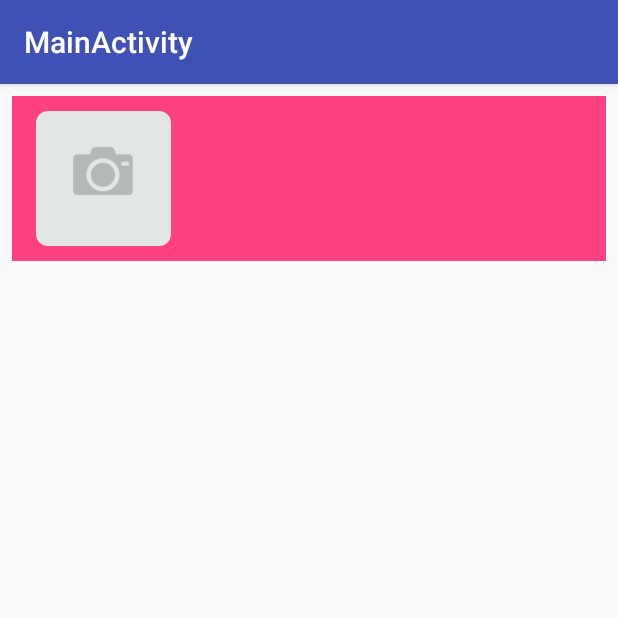
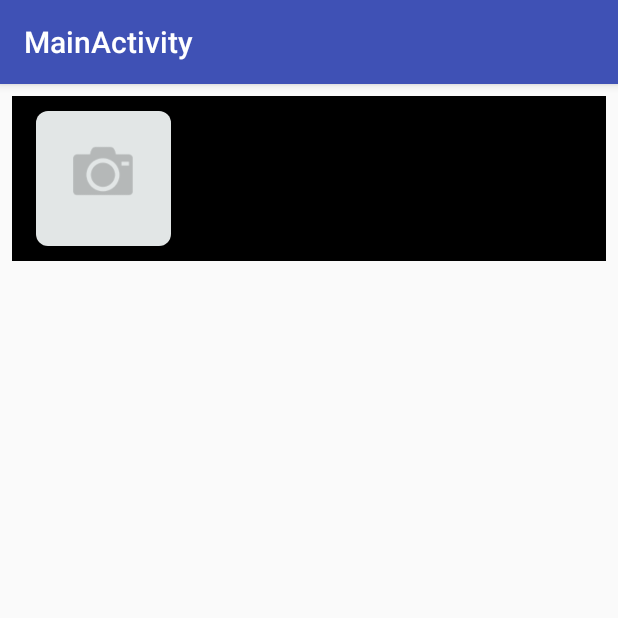
Before and after one commit to johnrevelator/ImagePickerView, an Android app: the screen it shows after launch (MainActivity), on a phone screen of 412 x 824 dp, the top half of it. Run offline under Robolectric (Android 15) with nearby library versions, the phone set to English and light mode, and no system bars; libraries missing offline, so code that uses them is left out: com.mlsdev.rximagepicker.

Commit message:
fix ne resize rv

```diff
--- a/imagepickerview/src/main/java/ru/vvdev/imagepickerview/ImageChooseLayout.kt
+++ b/imagepickerview/src/main/java/ru/vvdev/imagepickerview/ImageChooseLayout.kt
@@ -45,6 +45,7 @@ class ImageChooseLayout(context: Context, attrs: AttributeSet?) : LinearLayout(c
     }
 
 
+    @SuppressLint("Recycle", "CustomViewStyleable")
     private fun init(attrs: AttributeSet?) {
 
         val inflater = context
@@ -60,7 +61,7 @@ class ImageChooseLayout(context: Context, attrs: AttributeSet?) : LinearLayout(c
         imageRv.itemAnimator = null
         imageRv.isNestedScrollingEnabled = false
 
-        imageRv.setHasFixedSize(true)
+        imageRv.setHasFixedSize(false)
 
         val arr = context.obtainStyledAttributes(attrs, R.styleable.imgPickr)
         close = arr.getColor(R.styleable.imgPickr_close_btn_color, resources.getColor(R.color.colorPrimary))
--- a/imagepickerview/src/main/res/layout/content_main.xml
+++ b/imagepickerview/src/main/res/layout/content_main.xml
@@ -1,11 +1,9 @@
 <?xml version="1.0" encoding="utf-8"?>
 <android.support.constraint.ConstraintLayout xmlns:android="http://schemas.android.com/apk/res/android"
     xmlns:app="http://schemas.android.com/apk/res-auto"
-    xmlns:tools="http://schemas.android.com/tools"
     android:layout_width="match_parent"
     android:layout_height="match_parent"
-    app:layout_behavior="@string/appbar_scrolling_view_behavior"
->
+    app:layout_behavior="@string/appbar_scrolling_view_behavior">
 
     <ru.vvdev.imagepickerview.ImageChooseLayout
 
@@ -17,8 +15,8 @@
         android:layout_marginTop="8dp"
         android:layout_marginEnd="8dp"
         android:layout_marginRight="8dp"
-        app:backgroundView="@color/colorAccent"
-        app:close_btn_color="@android:color/holo_green_dark"
+        app:backgroundView="@android:color/black"
+        app:close_btn_color="@android:color/white"
         app:layout_constraintEnd_toEndOf="parent"
         app:layout_constraintStart_toStartOf="parent"
         app:layout_constraintTop_toTopOf="parent"
```
